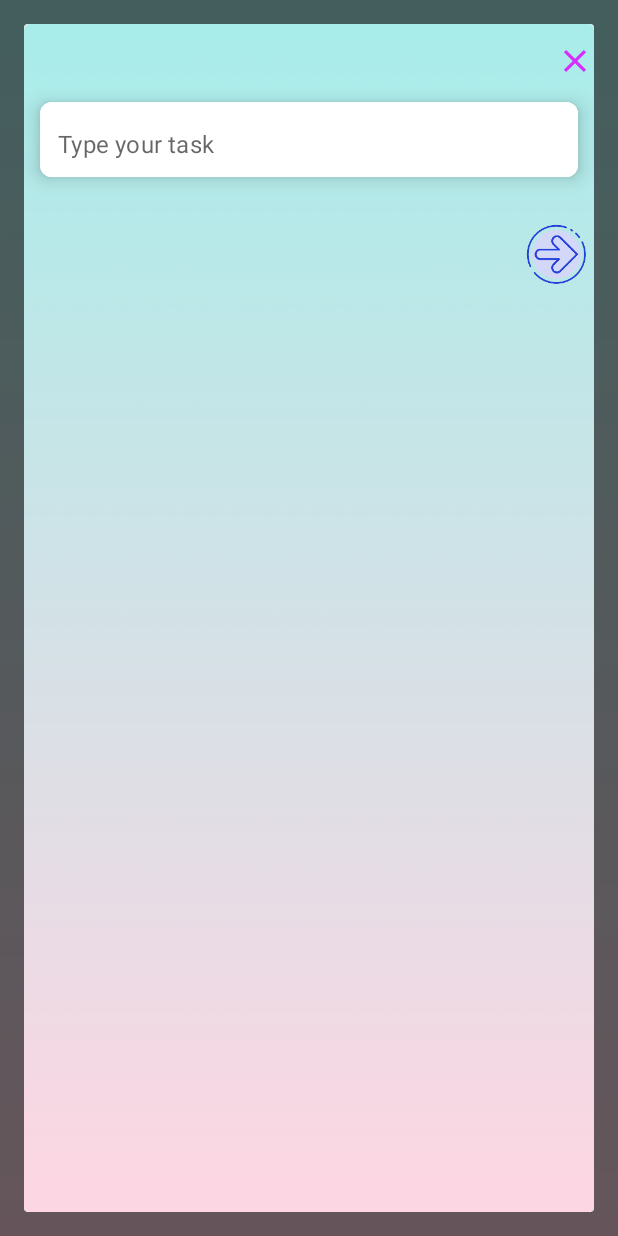
After one commit to Bangsenjata/ListMe, an Android app built with Jetpack Compose: the fragment AddListPopupFragment placed in its activity, on a phone screen of 412 x 824 dp. The commit adds this screen. Run offline under Robolectric (Android 15) with nearby library versions, the phone set to English and light mode, and no system bars; our stand-ins replace Firebase (no records; nobody signed in at launch, a user with empty details on screens opened directly).

Commit message:
Can Create, Read, Delete

```diff
--- /dev/null
+++ b/app/src/main/java/com/example/listme/fragments/AddListPopupFragment.kt
@@ -0,0 +1,58 @@
+package com.example.listme.fragments
+
+import android.os.Bundle
+import androidx.fragment.app.Fragment
+import android.view.LayoutInflater
+import android.view.View
+import android.view.ViewGroup
+import android.widget.Toast
+import androidx.fragment.app.DialogFragment
+import com.example.listme.R
+import com.example.listme.databinding.FragmentAddListPopupBinding
+import com.example.listme.databinding.FragmentHomeBinding
+import com.google.android.material.textfield.TextInputEditText
+
+class AddListPopupFragment : DialogFragment() {
+
+    private lateinit var binding: FragmentAddListPopupBinding
+    private lateinit var listener: DialogNextBtnClickListener
+
+    fun setListener(listener : DialogNextBtnClickListener){
+        this.listener = listener
+    }
+
+    override fun onCreateView(
+        inflater: LayoutInflater, container: ViewGroup?,
+        savedInstanceState: Bundle?
+    ): View? {
+
+        binding = FragmentAddListPopupBinding.inflate(inflater, container, false)
+        return binding.root
+    }
+
+    override fun onViewCreated(view: View, savedInstanceState: Bundle?) {
+        super.onViewCreated(view, savedInstanceState)
+
+        registerEvents()
+    }
+
+    private fun registerEvents(){
+        binding.todoNextBtn.setOnClickListener {
+            val todoTask = binding.todoInput.text.toString()
+            if(todoTask.isNotEmpty()){
+                listener.onSaveTask(todoTask, binding.todoInput)
+            }else{
+                Toast.makeText(context, "Please type some task", Toast.LENGTH_SHORT).show()
+            }
+        }
+
+        binding.todoClose.setOnClickListener {
+            dismiss()
+        }
+    }
+
+    interface DialogNextBtnClickListener{
+        fun onSaveTask(todo : String, todoInput : TextInputEditText)
+    }
+
+}
--- /dev/null
+++ b/app/src/main/java/com/example/listme/utils/ListData.kt
@@ -0,0 +1,3 @@
+package com.example.listme.utils
+
+data class ListData(val taskId: String, val task: String)
--- /dev/null
+++ b/app/src/main/res/drawable/baseline_add_24.xml
@@ -0,0 +1,5 @@
+<vector android:height="24dp" android:tint="#D62EFF"
+    android:viewportHeight="24" android:viewportWidth="24"
+    android:width="24dp" xmlns:android="http://schemas.android.com/apk/res/android">
+    <path android:fillColor="@android:color/white" android:pathData="M19,13h-6v6h-2v-6H5v-2h6V5h2v6h6v2z"/>
+</vector>
--- /dev/null
+++ b/app/src/main/res/drawable/baseline_close_24.xml
@@ -0,0 +1,5 @@
+<vector android:height="24dp" android:tint="#D62EFF"
+    android:viewportHeight="24" android:viewportWidth="24"
+    android:width="24dp" xmlns:android="http://schemas.android.com/apk/res/android">
+    <path android:fillColor="@android:color/white" android:pathData="M19,6.41L17.59,5 12,10.59 6.41,5 5,6.41 10.59,12 5,17.59 6.41,19 12,13.41 17.59,19 19,17.59 13.41,12z"/>
+</vector>
--- /dev/null
+++ b/app/src/main/res/drawable/baseline_delete_24.xml
@@ -0,0 +1,5 @@
+<vector android:height="24dp" android:tint="#8D0000"
+    android:viewportHeight="24" android:viewportWidth="24"
+    android:width="24dp" xmlns:android="http://schemas.android.com/apk/res/android">
+    <path android:fillColor="@android:color/white" android:pathData="M6,19c0,1.1 0.9,2 2,2h8c1.1,0 2,-0.9 2,-2V7H6v12zM19,4h-3.5l-1,-1h-5l-1,1H5v2h14V4z"/>
+</vector>
--- /dev/null
+++ b/app/src/main/res/drawable/baseline_edit_24.xml
@@ -0,0 +1,5 @@
+<vector android:height="24dp" android:tint="#0097A8"
+    android:viewportHeight="24" android:viewportWidth="24"
+    android:width="24dp" xmlns:android="http://schemas.android.com/apk/res/android">
+    <path android:fillColor="@android:color/white" android:pathData="M3,17.25V21h3.75L17.81,9.94l-3.75,-3.75L3,17.25zM20.71,7.04c0.39,-0.39 0.39,-1.02 0,-1.41l-2.34,-2.34c-0.39,-0.39 -1.02,-0.39 -1.41,0l-1.83,1.83 3.75,3.75 1.83,-1.83z"/>
+</vector>
--- /dev/null
+++ b/app/src/main/res/layout/fragment_add_list_popup.xml
@@ -0,0 +1,79 @@
+<?xml version="1.0" encoding="utf-8"?>
+<com.google.android.material.card.MaterialCardView xmlns:android="http://schemas.android.com/apk/res/android"
+    xmlns:app="http://schemas.android.com/apk/res-auto"
+    xmlns:tools="http://schemas.android.com/tools"
+    android:layout_width="wrap_content"
+    android:layout_height="wrap_content"
+    tools:context=".fragments.AddListPopupFragment">
+
+    <ImageView
+        android:id="@+id/bgView"
+        android:layout_width="wrap_content"
+        android:layout_height="wrap_content"
+        android:scaleType="fitXY"
+        android:src="@drawable/splash_bg"
+        app:layout_constraintEnd_toEndOf="parent"
+        app:layout_constraintHorizontal_bias="0.5"
+        app:layout_constraintStart_toStartOf="parent"
+        app:layout_constraintTop_toTopOf="parent" />
+
+    <androidx.constraintlayout.widget.ConstraintLayout
+        android:layout_width="match_parent"
+        android:layout_height="wrap_content">
+
+        <ImageView
+            android:id="@+id/todoClose"
+            android:layout_width="25dp"
+            android:layout_height="25dp"
+            android:layout_marginTop="12dp"
+            android:src="@drawable/baseline_close_24"
+            app:layout_constraintEnd_toEndOf="@+id/cardView1"
+            app:layout_constraintTop_toTopOf="parent" />
+
+        <com.google.android.material.card.MaterialCardView
+            android:id="@+id/cardView1"
+            android:layout_width="380dp"
+            android:layout_height="wrap_content"
+            android:layout_marginHorizontal="16dp"
+            app:cardCornerRadius="8dp"
+            app:cardElevation="8dp"
+            app:cardUseCompatPadding="true"
+            app:layout_constraintEnd_toEndOf="parent"
+            app:layout_constraintHorizontal_bias="0.5"
+            app:layout_constraintStart_toStartOf="parent"
+            app:layout_constraintTop_toBottomOf="@+id/todoClose">
+
+            <com.google.android.material.textfield.TextInputLayout
+                android:layout_width="match_parent"
+                android:layout_height="50dp"
+                android:background="@color/white"
+                app:boxStrokeWidth="0dp"
+                app:boxStrokeWidthFocused="0dp"
+                app:hintEnabled="false">
+
+                <com.google.android.material.textfield.TextInputEditText
+                    android:id="@+id/todoInput"
+                    android:layout_width="match_parent"
+                    android:layout_height="50dp"
+                    android:background="@color/white"
+                    android:hint="Type your task"
+                    android:inputType="textEmailAddress"
+                    android:paddingStart="12dp"
+                    android:paddingTop="15dp" />
+            </com.google.android.material.textfield.TextInputLayout>
+
+        </com.google.android.material.card.MaterialCardView>
+
+        <ImageView
+            android:id="@+id/todoNextBtn"
+            android:layout_width="50dp"
+            android:layout_height="50dp"
+            android:src="@drawable/right_arrow"
+            app:layout_constraintBottom_toBottomOf="parent"
+            android:layout_marginBottom="12dp"
+            app:layout_constraintTop_toBottomOf="@+id/cardView1"
+            app:layout_constraintEnd_toEndOf="@+id/cardView1"
+            android:layout_marginTop="12dp"/>
+    </androidx.constraintlayout.widget.ConstraintLayout>
+
+</com.google.android.material.card.MaterialCardView>
--- a/app/src/main/res/layout/fragment_login.xml
+++ b/app/src/main/res/layout/fragment_login.xml
@@ -16,6 +16,7 @@
         app:layout_constraintHorizontal_bias="0.5"
         app:layout_constraintStart_toStartOf="parent"
         app:layout_constraintTop_toTopOf="parent" />
+
     <TextView
         android:layout_width="wrap_content"
         android:layout_height="wrap_content"
--- a/app/src/main/res/layout/fragment_splash.xml
+++ b/app/src/main/res/layout/fragment_splash.xml
@@ -1,5 +1,4 @@
 <?xml version="1.0" encoding="utf-8"?>
-
 
 <androidx.constraintlayout.widget.ConstraintLayout xmlns:android="http://schemas.android.com/apk/res/android"
     xmlns:app="http://schemas.android.com/apk/res-auto"
```
Also changed, not shown: app/src/main/java/com/example/listme/fragments/HomeFragment.kt (+106 -39 lines), app/src/main/java/com/example/listme/utils/ListAdapterx.kt (added, +47 -0 lines), app/src/main/res/layout/each_list_item.xml (added, +50 -0 lines), app/src/main/res/layout/fragment_home.xml (+35 -7 lines).
